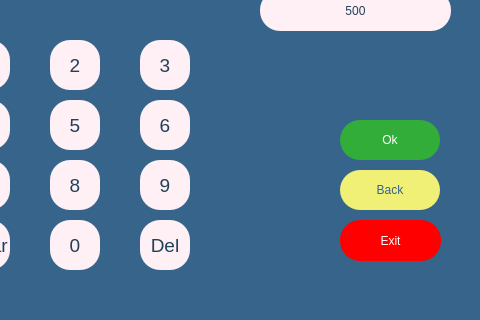
The window that withdrawpage.ui (melihorhanyilmaz/Project) describes before a commit, drawn with Qt 5; both pictures show x 320 to 800 and y 280 to 600 of the 800 by 600 pixel window.
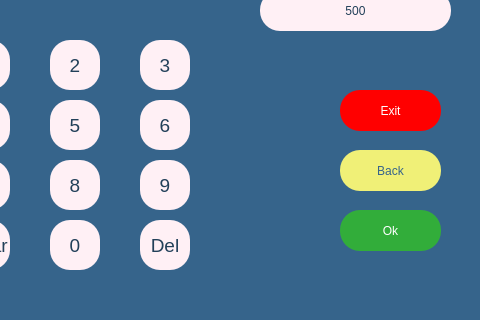
The same window after the commit.

```diff
--- a/withdrawpage.ui
+++ b/withdrawpage.ui
@@ -173,7 +173,7 @@
     <property name="geometry">
      <rect>
       <x>660</x>
-      <y>500</y>
+      <y>370</y>
       <width>101</width>
       <height>41</height>
      </rect>
@@ -196,9 +196,9 @@
     <property name="geometry">
      <rect>
       <x>660</x>
-      <y>400</y>
-      <width>100</width>
-      <height>40</height>
+      <y>490</y>
+      <width>101</width>
+      <height>41</height>
      </rect>
     </property>
     <property name="styleSheet">
@@ -220,9 +220,9 @@
     <property name="geometry">
      <rect>
       <x>660</x>
-      <y>450</y>
-      <width>100</width>
-      <height>40</height>
+      <y>430</y>
+      <width>101</width>
+      <height>41</height>
      </rect>
     </property>
     <property name="styleSheet">
```
Left out of the diff: 2 changed lines with no effect on the pictures.
